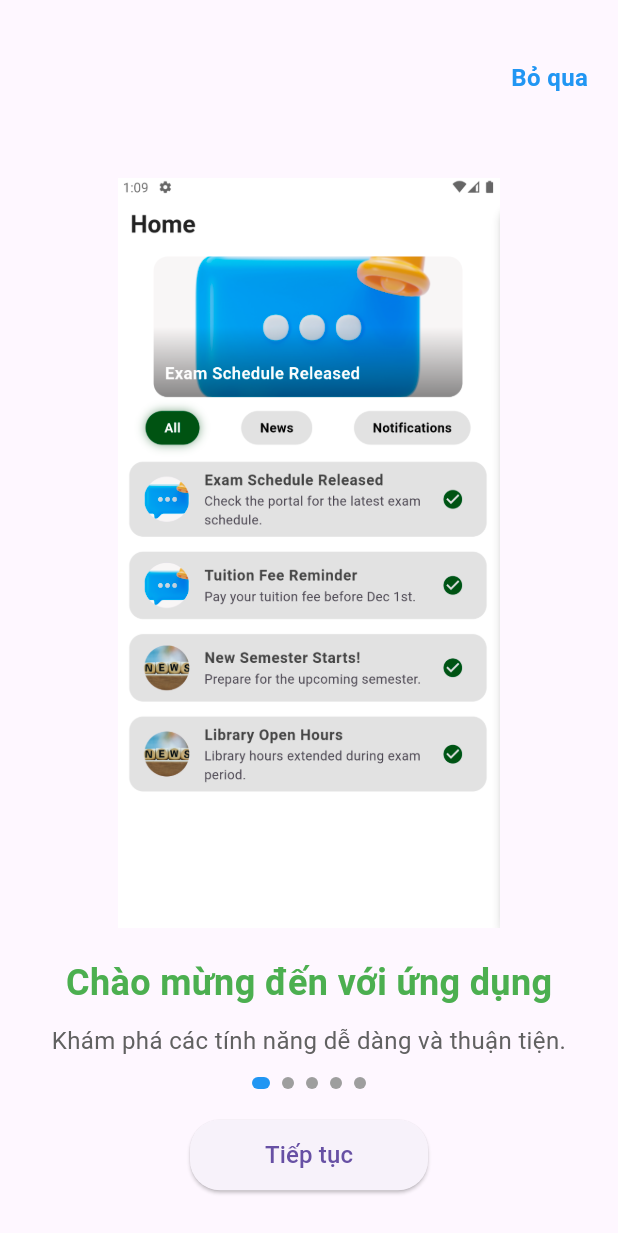
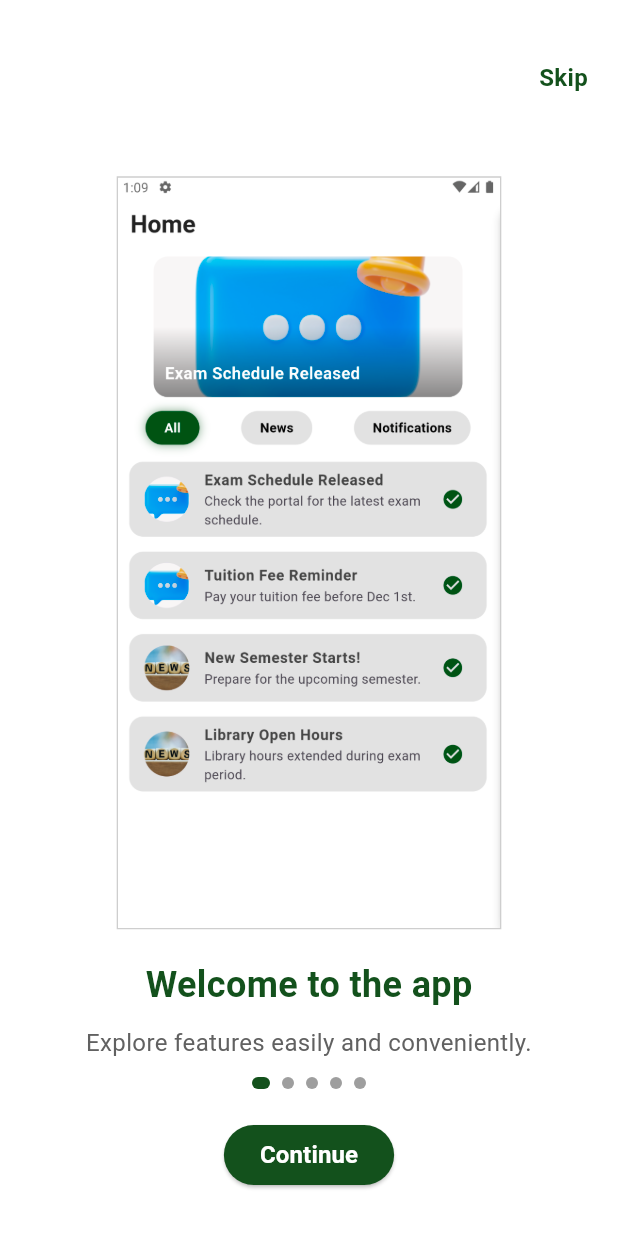
Before and after one commit to wizardap/vnu_student, a Flutter app: the UserManualScreen screen opened directly, on a phone screen of 412 x 824 dp. Shown: the top 1233 px of the screen. Run offline on Flutter 3.47's test engine with Material 3 defaults, Android fonts, the phone set to English and light mode, and no system bars; our stand-ins replace carousel_slider, cloud_firestore, file_picker, firebase_auth, firebase_core, fl_chart and 1 more; accounts and stored records are empty.

Commit message:
fix UI in user manual

```diff
--- a/lib/features/administrative_gate/screens/CreateScreen.dart
+++ b/lib/features/administrative_gate/screens/CreateScreen.dart
@@ -121,7 +121,10 @@ class _CreateScreenState extends State<CreateScreen> {
                     print('User entered reason: $reason');
                   },
                   decoration: InputDecoration(
-                    labelText: 'Lý do',
+                    labelText: 'Reason',
+                    labelStyle: TextStyle(
+                            fontSize: 16, // Thay đổi kích thước của labelText
+                          ),
                     border: OutlineInputBorder(
                       borderRadius: BorderRadius.circular(10),
                     ),
@@ -140,7 +143,10 @@ class _CreateScreenState extends State<CreateScreen> {
                           vietnamese = text;
                         },
                         decoration: InputDecoration(
-                          labelText: 'Số bản tiếng Việt',
+                          labelText: 'Quantity of The Vietnamese Version',
+                          labelStyle: TextStyle(
+                            fontSize: 11, // Thay đổi kích thước của labelText
+                          ),
                           border: OutlineInputBorder(
                             borderRadius: BorderRadius.circular(10),
                           ),
@@ -156,7 +162,10 @@ class _CreateScreenState extends State<CreateScreen> {
                           english = text;
                         },
                         decoration: InputDecoration(
-                          labelText: 'Số bản tiếng Anh',
+                          labelText: 'Quantity of The English Version',
+                          labelStyle: TextStyle(
+                            fontSize: 11, // Thay đổi kích thước của labelText
+                          ),
                           border: OutlineInputBorder(
                             borderRadius: BorderRadius.circular(10),
                           ),
--- a/lib/features/administrative_gate/screens/RequestSelection.dart
+++ b/lib/features/administrative_gate/screens/RequestSelection.dart
@@ -9,8 +9,8 @@ class RequestSelection extends StatefulWidget {
 }
 
 class _RequestSelectionState extends State<RequestSelection> {
-  String selectedItem = "Chọn loại yêu cầu"; // Giá trị hiển thị mặc định
-  List<String> items = ["Chứng nhận Sinh viên", "Học bổng", "Mất thẻ sinh viên", "Hoãn nghĩa vụ quân sự", "Đăng ký ở KTX", "Giấy giới thiệu thực tập", "Loại khác"]; // Danh sách các item
+  String selectedItem = "Select request type"; // Default display value
+List<String> items = ["Student Certificate", "Scholarship", "Lost Student ID", "Military Service Deferral", "Dormitory Registration", "Internship Introduction Letter", "Other types"]; // List of items
 
   @override
   Widget build(BuildContext context) {
--- a/lib/features/user_manual/screens/user_manual_screen.dart
+++ b/lib/features/user_manual/screens/user_manual_screen.dart
@@ -1,4 +1,5 @@
 import 'package:flutter/material.dart';
+import 'package:vnu_student/core/constants/constants.dart';
 
 class UserManualScreen extends StatefulWidget {
   @override
@@ -12,30 +13,28 @@ class _UserManualScreenState extends State<UserManualScreen> {
   final List<Map<String, String>> _manualPages = [
     {
       'image': 'lib/assets/images/user_manual1.png',
-      'title': 'Chào mừng đến với ứng dụng',
-      'description': 'Khám phá các tính năng dễ dàng và thuận tiện.',
+      'title': 'Welcome to the app',
+      'description': 'Explore features easily and conveniently.',
     },
     {
       'image': 'lib/assets/images/user_manual2.png',
-      'title': 'Kết quả học tập',
-      'description':
-          'Xem kết quả học tập qua từng học kỳ, chi tiết từng môn học.',
+      'title': 'Academic Results',
+      'description': 'View academic results by semester, details of each subject.',
     },
     {
       'image': 'lib/assets/images/user_manual3.png',
-      'title': 'Quản lý lịch thi',
-      'description':
-          'Theo dõi lịch thi và sự kiện quan trọng một cách nhanh chóng.',
+      'title': 'Exam Schedule Management',
+      'description': 'Track exam schedules and important events quickly.',
     },
     {
       'image': 'lib/assets/images/user_manual4.png',
-      'title': 'Câu hỏi thường gặp',
-      'description': 'Đặt và theo các câu hỏi gửi đến nhà trường',
+      'title': 'Frequently Asked Questions',
+      'description': 'Ask and follow up on questions sent to the university.',
     },
     {
       'image': 'lib/assets/images/user_manual5.png',
-      'title': 'Cổng hành chính',
-      'description': 'Tạo và theo dõi các yêu cầu hành chính được gửi lên nhà trường',
+      'title': 'Administrative Portal',
+      'description': 'Create and track administrative requests sent to the university.',
     },
   ];
 
@@ -51,15 +50,16 @@ class _UserManualScreenState extends State<UserManualScreen> {
   }
 
   void _finishManual() {
-    Navigator.pop(context); // Quay về màn hình trước
+    Navigator.pop(context); // Go back to the previous screen
   }
 
   @override
   Widget build(BuildContext context) {
     return Scaffold(
+      backgroundColor: AppColors.backgroundColor,
       body: Stack(
         children: [
-          // PageView hiển thị từng bước hướng dẫn
+          // PageView displaying each guide step
           PageView.builder(
             controller: _pageController,
             onPageChanged: (index) {
@@ -75,26 +75,32 @@ class _UserManualScreenState extends State<UserManualScreen> {
                 child: Column(
                   mainAxisAlignment: MainAxisAlignment.center,
                   children: [
-                    // Hình ảnh minh họa
-                    Image.asset(
-                      page['image']!,
-                      height: 500,
-                      fit: BoxFit.contain,
-                    ),
+                    // Image illustration
+                    Container(
+  decoration: BoxDecoration(
+    border: Border.all(color: Colors.grey.withOpacity(0.5), width: 1), // Thêm viền nếu muốn
+  ),
+  child: Image.asset(
+    page['image']!,
+    height: 500,
+    fit: BoxFit.contain,
+  ),
+),
+
                     SizedBox(height: 20),
 
-                    // Tiêu đề
+                    // Title
                     Text(
                       page['title']!,
                       style: TextStyle(
                         fontSize: 24,
                         fontWeight: FontWeight.bold,
-                        color: Colors.green,
+                        color: AppColors.primaryGreen,
                       ),
                     ),
                     SizedBox(height: 10),
 
-                    // Mô tả nội dung
+                    // Description
                     Text(
                       page['description']!,
                       textAlign: TextAlign.center,
@@ -109,7 +115,7 @@ class _UserManualScreenState extends State<UserManualScreen> {
             },
           ),
 
-          // Nút "Skip"
+          // "Skip" button
           if (_currentPage < _manualPages.length - 1)
             Positioned(
               top: 40,
@@ -117,24 +123,24 @@ class _UserManualScreenState extends State<UserManualScreen> {
               child: GestureDetector(
                 onTap: _finishManual,
                 child: Text(
-                  'Bỏ qua',
+                  'Skip',
                   style: TextStyle(
                     fontSize: 16,
-                    color: Colors.blue,
+                    color: AppColors.primaryGreen,
                     fontWeight: FontWeight.bold,
                   ),
                 ),
               ),
             ),
 
-          // Điều hướng giữa các bước
+          // Navigation between steps
           Positioned(
             bottom: 30,
             left: 0,
             right: 0,
             child: Column(
               children: [
-                // Chỉ báo vị trí (dots)
+                // Position indicator (dots)
                 Row(
                   mainAxisAlignment: MainAxisAlignment.center,
                   children: List.generate(
@@ -146,7 +152,7 @@ class _UserManualScreenState extends State<UserManualScreen> {
                       height: 8,
                       decoration: BoxDecoration(
                         color:
-                            _currentPage == index ? Colors.blue : Colors.grey,
+                            _currentPage == index ? AppColors.primaryGreen : Colors.grey,
                         borderRadius: BorderRadius.circular(4),
                       ),
                     ),
@@ -154,20 +160,18 @@ class _UserManualScreenState extends State<UserManualScreen> {
                 ),
                 SizedBox(height: 20),
 
-                // Nút Next/Finish
+                // Next/Finish button
                 ElevatedButton(
                   onPressed: _nextPage,
                   style: ElevatedButton.styleFrom(
-                    padding: EdgeInsets.symmetric(horizontal: 50, vertical: 12),
-                    shape: RoundedRectangleBorder(
-                      borderRadius: BorderRadius.circular(20),
-                    ),
+                    backgroundColor: Color(0xFF13511C), // Màu nền xanh cho nút Submit
                   ),
                   child: Text(
                     _currentPage == _manualPages.length - 1
-                        ? 'Hoàn thành'
-                        : 'Tiếp tục',
-                    style: TextStyle(fontSize: 16),
+                        ? 'Finish'
+                        : 'Continue',
+                    style: TextStyle(fontSize: 16, color: Colors.white, // Chữ trắng trên nền xanh
+                fontWeight: FontWeight.bold,),
                   ),
                 ),
               ],
```
